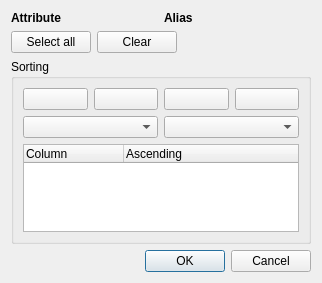
sourcepole/qgis, file qgis/src/ui/qgsattributeselectiondialogbase.ui: the form before one commit.
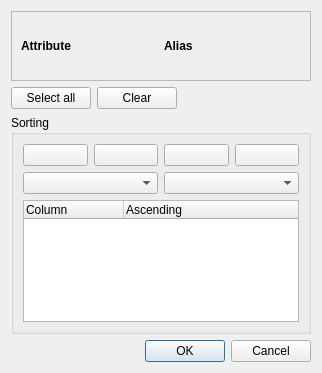
The form after the commit. Icons and pictures are not drawn.

Commit message: Add scroll area to composer table attribute selection dialog. Fix for bug #3406

What changed in the file:
```diff
--- a/qgis/src/ui/qgsattributeselectiondialogbase.ui
+++ b/qgis/src/ui/qgsattributeselectiondialogbase.ui
@@ -7,49 +7,13 @@
     <x>0</x>
     <y>0</y>
     <width>322</width>
-    <height>283</height>
+    <height>373</height>
    </rect>
   </property>
   <property name="windowTitle">
    <string>Select attributes</string>
   </property>
   <layout class="QGridLayout" name="gridLayout_2">
-   <item row="0" column="0" colspan="3">
-    <layout class="QGridLayout" name="mAttributeGridLayout">
-     <property name="sizeConstraint">
-      <enum>QLayout::SetDefaultConstraint</enum>
-     </property>
-     <item row="0" column="0">
-      <widget class="QLabel" name="mAttributeLabel">
-       <property name="sizePolicy">
-        <sizepolicy hsizetype="Preferred" vsizetype="Fixed">
-         <horstretch>0</horstretch>
-         <verstretch>0</verstretch>
-        </sizepolicy>
-       </property>
-       <property name="text">
-        <string>&lt;b&gt;Attribute&lt;/b&gt;</string>
-       </property>
-      </widget>
-     </item>
-     <item row="0" column="1">
-      <widget class="QLabel" name="mAliasLabel">
-       <property name="sizePolicy">
-        <sizepolicy hsizetype="Preferred" vsizetype="Fixed">
-         <horstretch>0</horstretch>
-         <verstretch>0</verstretch>
-        </sizepolicy>
-       </property>
-       <property name="text">
-        <string>&lt;b&gt;Alias&lt;/b&gt;</string>
-       </property>
-       <property name="textFormat">
-        <enum>Qt::AutoText</enum>
-       </property>
-      </widget>
-     </item>
-    </layout>
-   </item>
    <item row="1" column="0">
     <widget class="QPushButton" name="mSelectAllButton">
      <property name="text">
@@ -164,6 +128,61 @@
      </property>
     </widget>
    </item>
+   <item row="0" column="0" colspan="3">
+    <widget class="QScrollArea" name="scrollArea">
+     <property name="widgetResizable">
+      <bool>true</bool>
+     </property>
+     <widget class="QWidget" name="scrollAreaWidgetContents">
+      <property name="geometry">
+       <rect>
+        <x>0</x>
+        <y>0</y>
+        <width>300</width>
+        <height>90</height>
+       </rect>
+      </property>
+      <layout class="QGridLayout" name="gridLayout_3">
+       <item row="0" column="0">
+        <layout class="QGridLayout" name="mAttributeGridLayout">
+         <property name="sizeConstraint">
+          <enum>QLayout::SetDefaultConstraint</enum>
+         </property>
+         <item row="0" column="0">
+          <widget class="QLabel" name="mAttributeLabel">
+           <property name="sizePolicy">
+            <sizepolicy hsizetype="Preferred" vsizetype="Fixed">
+             <horstretch>0</horstretch>
+             <verstretch>0</verstretch>
+            </sizepolicy>
+           </property>
+           <property name="text">
+            <string>&lt;b&gt;Attribute&lt;/b&gt;</string>
+           </property>
+          </widget>
+         </item>
+         <item row="0" column="1">
+          <widget class="QLabel" name="mAliasLabel">
+           <property name="sizePolicy">
+            <sizepolicy hsizetype="Preferred" vsizetype="Fixed">
+             <horstretch>0</horstretch>
+             <verstretch>0</verstretch>
+            </sizepolicy>
+           </property>
+           <property name="text">
+            <string>&lt;b&gt;Alias&lt;/b&gt;</string>
+           </property>
+           <property name="textFormat">
+            <enum>Qt::AutoText</enum>
+           </property>
+          </widget>
+         </item>
+        </layout>
+       </item>
+      </layout>
+     </widget>
+    </widget>
+   </item>
   </layout>
  </widget>
  <resources>
```
